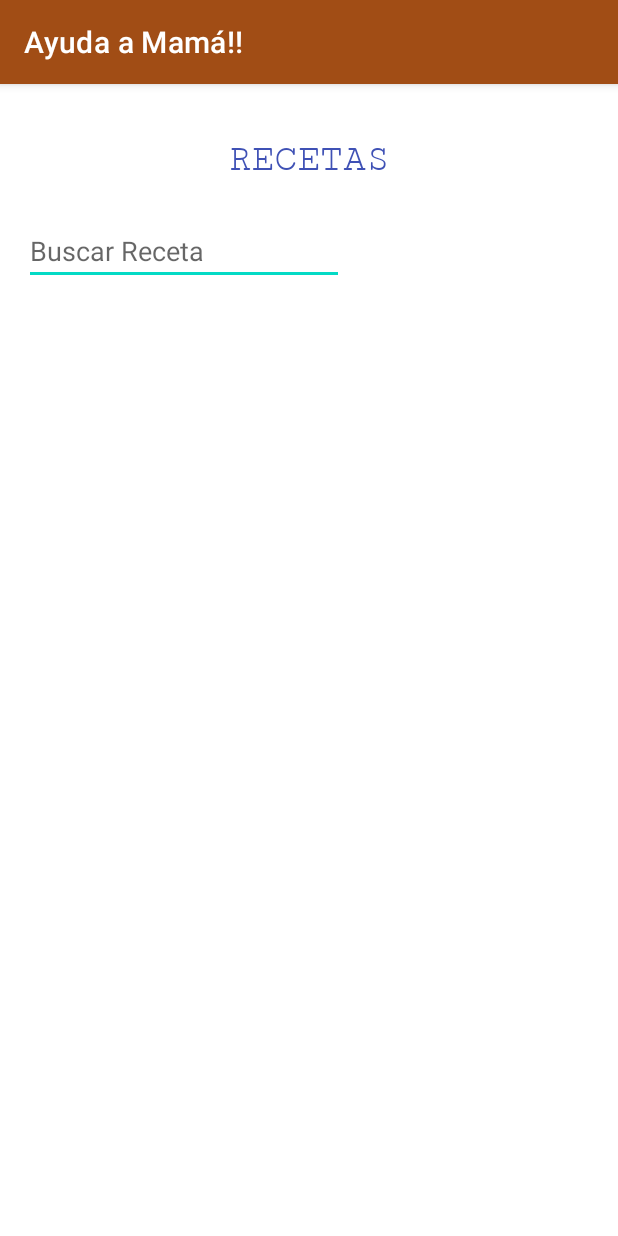
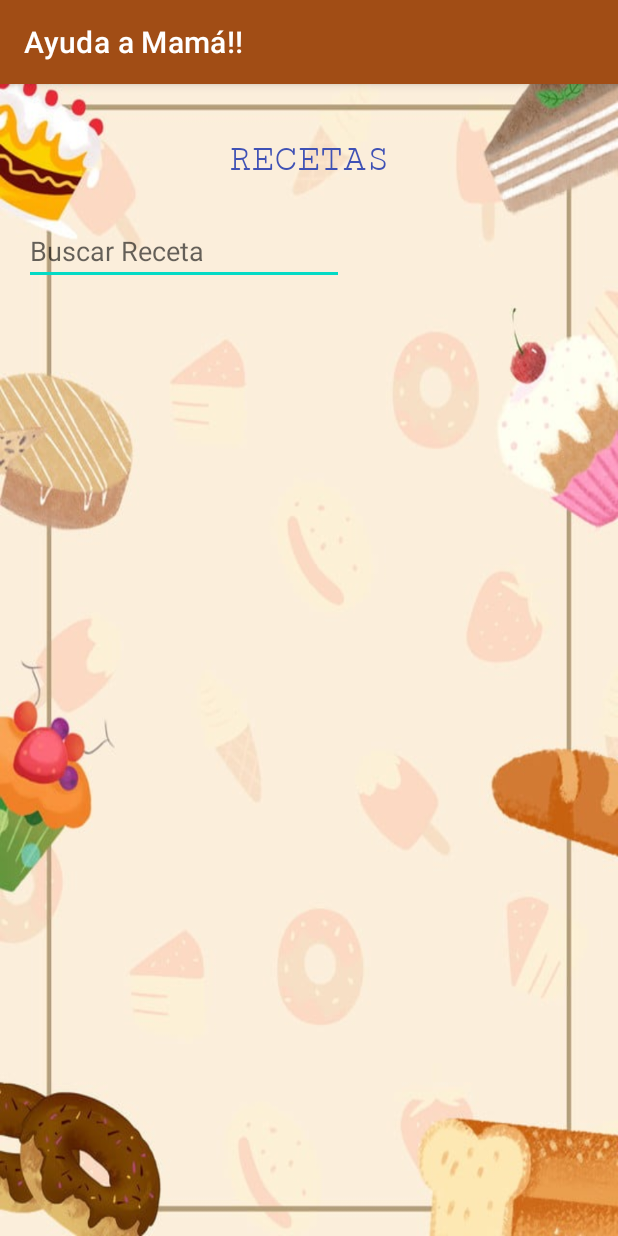
Before and after one commit to VictorHernandezJ/Prueba, an Android app: the ListaRecetas screen opened directly, with no data from a screen before it, on a phone screen of 412 x 824 dp. Run offline under Robolectric (Android 15) with nearby library versions, the phone set to English and light mode, and no system bars; Roboto replaces fonts that are not available here.

Commit message:
Arreglos finales en los ly

```diff
--- a/app/src/main/res/layout/ly_lista_recetas.xml
+++ b/app/src/main/res/layout/ly_lista_recetas.xml
@@ -4,7 +4,9 @@
     xmlns:tools="http://schemas.android.com/tools"
     android:layout_width="match_parent"
     android:layout_height="match_parent"
-    tools:context=".ListaRecetas" >
+    tools:context=".ListaRecetas"
+    android:background="@drawable/listareceta">
+
 
     <ListView
         android:id="@+id/lvLista"
```
Also changed, not shown: app/src/main/res/drawable-v24/listareceta.jpeg (added).
